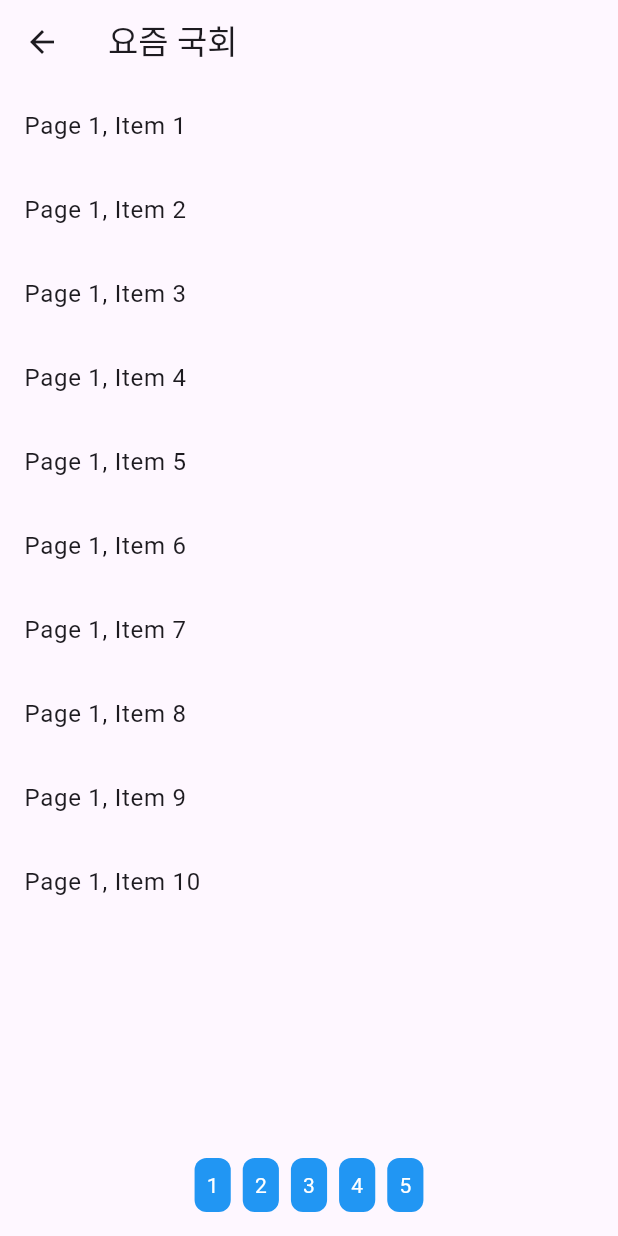
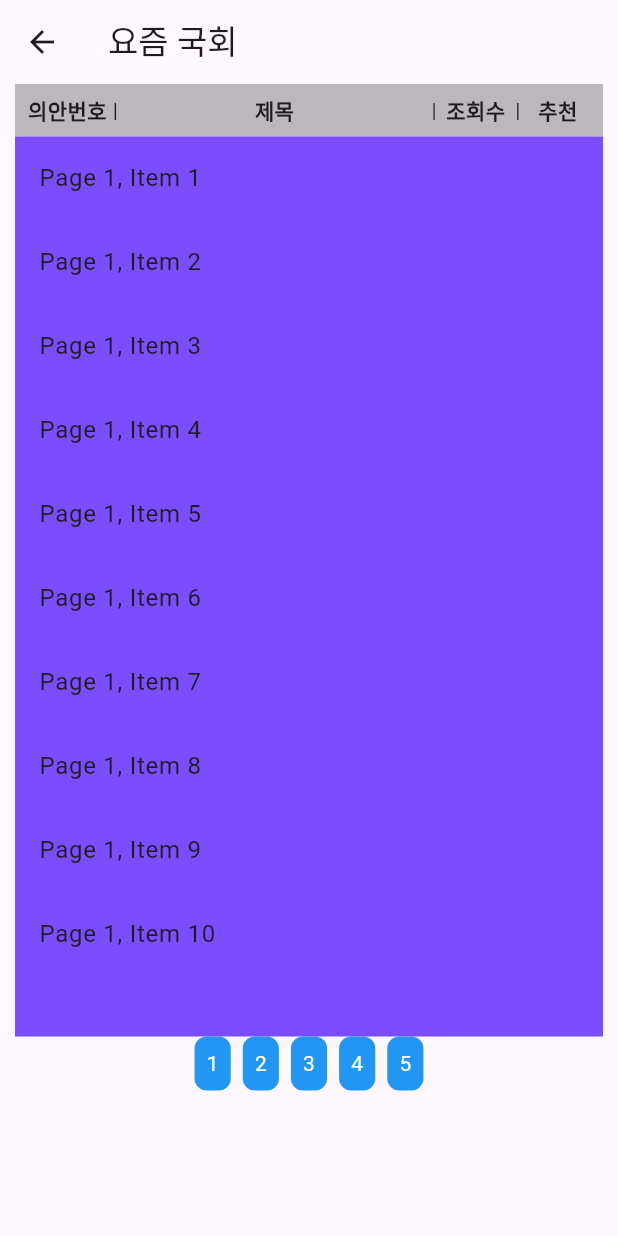
Before and after one commit to jamrice/dna-app, a Flutter app: the screen it shows after launch, after a tap on "더보기", on a phone screen of 412 x 824 dp. Run offline on Flutter 3.47's test engine with Material 3 defaults, Android fonts, the phone set to English and light mode, and no system bars; our stand-ins replace google_sign_in, smooth_page_indicator; missing offline and left inert: flutter_naver_login.

Commit message:
first push

```diff
--- a/lib/categoryItem.dart
+++ b/lib/categoryItem.dart
@@ -1,105 +1,92 @@
 import 'package:flutter/material.dart';
+import 'package:smooth_page_indicator/smooth_page_indicator.dart';
 
+class MyPageView extends StatelessWidget {
+  final PageController _pageController = PageController();
 
-
-// 카테고리에 있는 아이템을 생성
-
-class CategoryGridItem extends StatelessWidget {
-  final int index;
-
-  CategoryGridItem({required this.index});
+  // 📌 아이콘, 텍스트, 동작 포함된 리스트
+  final List<Map<String, dynamic>> items = [
+    {"icon": Icons.home, "text": "법률", "action": () => print("홈 클릭됨")},
+    {"icon": Icons.star, "text": "즐겨찾기", "action": () => print("즐겨찾기 클릭됨")},
+    {"icon": Icons.settings, "text": "설정", "action": () => print("설정 클릭됨")},
+    {"icon": Icons.person, "text": "프로필", "action": () => print("프로필 클릭됨")},
+    {"icon": Icons.shopping_cart, "text": "장바구니", "action": () => print("장바구니 클릭됨")},
+    {"icon": Icons.favorite, "text": "좋아요", "action": () => print("좋아요 클릭됨")},
+    {"icon": Icons.message, "text": "메시지", "action": () => print("메시지 클릭됨")},
+    {"icon": Icons.notifications, "text": "알림", "action": () => print("알림 클릭됨")},
+    {"icon": Icons.camera, "text": "카메라", "action": () => print("카메라 클릭됨")},
+    {"icon": Icons.map, "text": "지도", "action": () => print("지도 클릭됨")},
+    {"icon": Icons.phone, "text": "전화", "action": () => print("전화 클릭됨")},
+    {"icon": Icons.music_note, "text": "음악", "action": () => print("음악 클릭됨")},
+  ];
 
   @override
   Widget build(BuildContext context) {
-    return GestureDetector(
-        onTap: () {
-          switch (index) {
-            case 0:
-              print("$index");
-              break;
-            case 1:
-              print("$index");
-              break;
-            case 2:
-              print("$index");
-              break;
-            case 3:
-              print("$index");
-              break;
-            case 4:
-              print("$index");
-              break;
-            case 5:
-              print("$index");
-              break;
-            case 6:
-              print("$index");
-              break;
-          }
-        },
-        child: _buildGridItem(index));
-  }
+    // 📌 한 페이지에 6개씩 나누기 (총 2페이지)
+    List<List<Map<String, dynamic>>> pages = [
+      items.sublist(0, 6),
+      items.sublist(6, 12),
+    ];
 
-  Widget _buildGridItem(int index) {
-    switch (index) {
-      case 0:
-        return Column(
-          mainAxisAlignment: MainAxisAlignment.center,
-          children: [
-            Icon(Icons.ac_unit_rounded),
-            Text("$index"),
-          ],
-        );
-      case 1:
-        return Column(
-          mainAxisAlignment: MainAxisAlignment.center,
-          children: [
-            Icon(Icons.ac_unit_rounded),
-            Text("$index"),
-          ],
-        );
-      case 2:
-        return Column(
-          mainAxisAlignment: MainAxisAlignment.center,
-          children: [
-            Icon(Icons.ac_unit_rounded),
-            Text("$index"),
-          ],
-        );
-      case 3:
-        return Column(
-          mainAxisAlignment: MainAxisAlignment.center,
-          children: [
-            Icon(Icons.ac_unit_rounded),
-            Text("$index"),
-          ],
-        );
-      case 4:
-        return Column(
-          mainAxisAlignment: MainAxisAlignment.center,
-          children: [
-            Icon(Icons.ac_unit_rounded),
-            Text("$index"),
-          ],
-        );
-      case 5:
-        return Column(
-          mainAxisAlignment: MainAxisAlignment.center,
-          children: [
-            Icon(Icons.ac_unit_rounded),
-            Text("$index"),
-          ],
-        );
-      case 6:
-        return Column(
-          mainAxisAlignment: MainAxisAlignment.center,
-          children: [
-            Icon(Icons.ac_unit_rounded),
-            Text("$index"),
-          ],
-        );
-      default:
-        return Container();
-    }
+    return Column(
+      mainAxisAlignment: MainAxisAlignment.center,
+      children: [
+        SizedBox(
+          width: 300,
+          height: 210,
+          child: PageView.builder(
+            controller: _pageController,
+            itemCount: pages.length,
+            itemBuilder: (context, pageIndex) {
+              return Container(
+                margin: EdgeInsets.all(10),
+                decoration: BoxDecoration(
+                  color: Colors.black12,
+                  borderRadius: BorderRadius.circular(20),
+                ),
+                padding: EdgeInsets.all(15),
+                child: GridView.builder(
+                  physics: NeverScrollableScrollPhysics(),
+                  gridDelegate: SliverGridDelegateWithFixedCrossAxisCount(
+                    crossAxisCount: 3,
+                    crossAxisSpacing: 15,
+                    mainAxisSpacing: 15,
+                  ),
+                  itemCount: pages[pageIndex].length,
+                  itemBuilder: (context, itemIndex) {
+                    final item = pages[pageIndex][itemIndex];
+                    return GestureDetector(
+                      onTap: item["action"],
+                      child: Column(
+                        mainAxisAlignment: MainAxisAlignment.center,
+                        children: [
+                          Icon(item["icon"], size: 40),
+                          SizedBox(height: 5),
+                          Text(
+                            item["text"],
+                            style: TextStyle(fontSize: 14),
+                          ),
+                        ],
+                      ),
+                    );
+                  },
+                ),
+              );
+            },
+          ),
+        ),
+        SizedBox(height: 10),
+        SmoothPageIndicator(
+          controller: _pageController,
+          count: pages.length,
+          effect: WormEffect(
+            dotColor: Colors.black12,
+            dotHeight: 8,
+            dotWidth: 8,
+            activeDotColor: Colors.black,
+          ),
+        ),
+      ],
+    );
   }
 }
--- a/lib/main.dart
+++ b/lib/main.dart
@@ -21,7 +21,6 @@ class MyApp extends StatelessWidget {
 
   @override
   Widget build(BuildContext context) {
-    final PageController _pageController = PageController();
     return Scaffold(
       appBar: AppBar(
         title: Container(
@@ -256,56 +255,7 @@ class MyApp extends StatelessWidget {
               "카테고리 별로 모아봤어요",
               style: TextStyle(fontSize: 15, fontWeight: FontWeight.bold),
             ),
-            Padding(
-                padding: EdgeInsets.only(
-              bottom: 10,
-            )),
-            Column(
-              children: [
-                Container(
-                  width: 500,
-                  height: 180,
-                  child: PageView(
-                    controller: _pageController,
-                    children: [
-                      Padding(
-                        padding: EdgeInsets.only(left: 20, right: 20),
-                        child: GridView.builder(
-                          gridDelegate:
-                              SliverGridDelegateWithFixedCrossAxisCount(
-                            crossAxisCount: 3,
-                            crossAxisSpacing: 30,
-                            mainAxisSpacing: 20,
-                          ),
-                          itemCount: 6,
-                          itemBuilder: (context, index) {
-                            return Container(
-                                color: Colors.black12,
-                                child: CategoryGridItem(index: index)
-                            );
-                          },
-                        ),
-                      ),
-                      Container(
-                          color: Colors.black12,
-                          child: Center(child: Text('Page 2'))),
-                    ],
-                  ),
-                ),
-                SizedBox(
-                  height: 10,
-                ),
-                SmoothPageIndicator(
-                  controller: _pageController,
-                  count: 2,
-                  effect: WormEffect(
-                      dotColor: Colors.black26,
-                      dotHeight: 5,
-                      dotWidth: 5,
-                      activeDotColor: Colors.black),
-                ),
-              ],
-            )
+            MyPageView(),
           ]),
     );
   }
--- a/lib/notice_board.dart
+++ b/lib/notice_board.dart
@@ -7,9 +7,7 @@ class noticeBoard extends StatelessWidget {
 
   @override
   Widget build(BuildContext context) {
-    return Scaffold(
-      body: HomePage()
-    );
+    return Scaffold(body: HomePage());
   }
 }
 
@@ -22,6 +20,8 @@ class _HomePageState extends State<HomePage> {
   final PageController _pageController = PageController();
   final int _numPages = 5;
 
+  final List<String> category = [];
+
   @override
   Widget build(BuildContext context) {
     return Scaffold(
@@ -30,7 +30,59 @@ class _HomePageState extends State<HomePage> {
       ),
       body: Column(
         children: [
+          Padding(
+            padding: EdgeInsets.only(left: 10, right: 10),
+            child: Container(
+                height: 35,
+                color: Colors.black26,
+                child: Padding(
+                  padding: EdgeInsets.only(left: 5, right: 5),
+                  child: Row(
+                    children: [
+                      SizedBox(
+                        width: 60,
+                        child: Text(
+                          "의안번호",
+                          textAlign: TextAlign.center,
+                          style: TextStyle(fontWeight: FontWeight.bold),
+                        ),
+                      ),
+                      Text("|"),
                       Expanded(
+                        flex: 8,
+                        child: Text(
+                          "제목",
+                          textAlign: TextAlign.center,
+                          style: TextStyle(fontWeight: FontWeight.bold),
+                        ),
+                      ),
+                      Text("|"),
+                      Expanded(
+                        flex: 2,
+                        child: Text(
+                          "조회수",
+                          textAlign: TextAlign.center,
+                          style: TextStyle(fontWeight: FontWeight.bold),
+                        ),
+                      ),
+                      Text("|"),
+                      SizedBox(
+                        width: 50,
+                        child: Text(
+                          "추천",
+                          textAlign: TextAlign.center,
+                          style: TextStyle(fontWeight: FontWeight.bold),
+                        ),
+                      ),
+                    ],
+                  ),
+                )),
+          ),
+          Padding(
+            padding: EdgeInsets.only(left: 10, right: 10),
+            child: Container(
+              height: 600,
+              color: Colors.deepPurpleAccent,
               child: PageView.builder(
                 controller: _pageController,
                 itemCount: _numPages,
@@ -39,11 +91,13 @@ class _HomePageState extends State<HomePage> {
                     itemCount: 10, // 각 페이지의 아이템 수
                     itemBuilder: (context, itemIndex) {
                       return ListTile(
-                      title: Text('Page ${pageIndex + 1}, Item ${itemIndex + 1}'),
+                        title:
+                        Text('Page ${pageIndex + 1}, Item ${itemIndex + 1}'),
                       );
                     },
                   );
                 },
+              ),
             ),
           ),
           Row(
--- /dev/null
+++ b/lib/notice_board_item.dart
@@ -0,0 +1 @@
+import 'package:flutter/material.dart';
```
Lines whose indentation alone changed are shown as unchanged.
